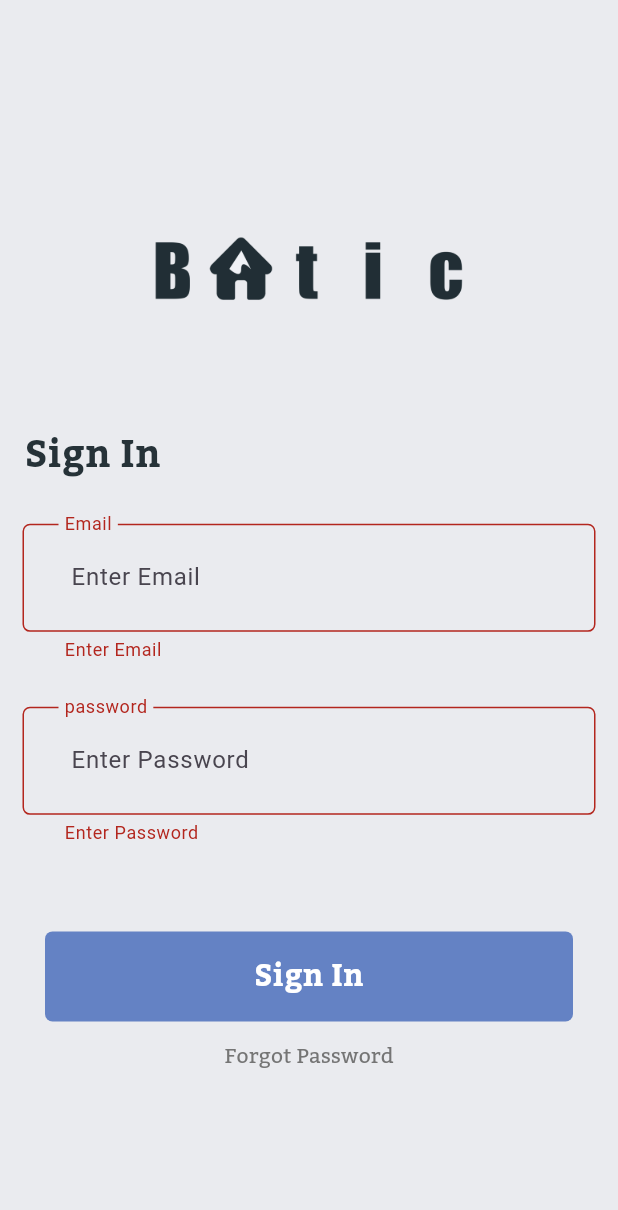
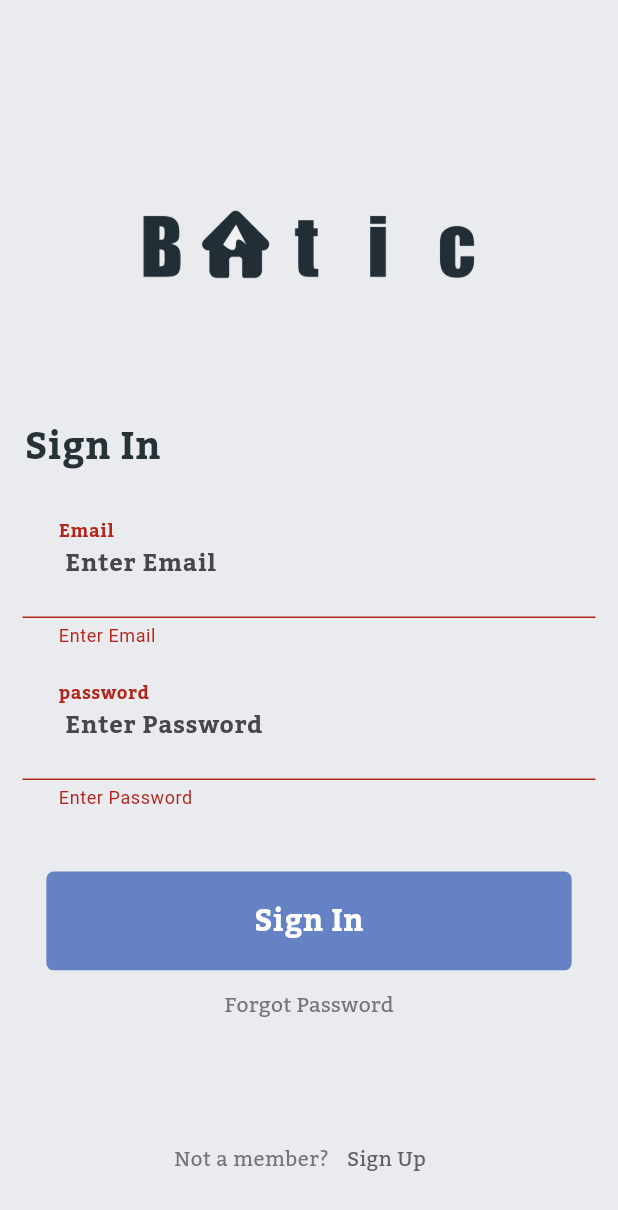
Before and after one commit to eylem2002/Real-Estate-Home-App, a Flutter app: the screen it shows after launch, after a tap on "Sign In", on a phone screen of 412 x 824 dp. Shown: the top 1210 px of the screen. Run offline on Flutter 3.47's test engine with Material 3 defaults, Android fonts, the phone set to English and light mode, and no system bars.

Commit message:
Edit all

```diff
--- /dev/null
+++ b/lib/core/constant/login_controller.dart
@@ -0,0 +1,27 @@
+import 'package:flutter/material.dart';
+
+class TextController{
+
+  TextEditingController _controllerEmail = TextEditingController();
+  TextEditingController _controllerPass = TextEditingController();
+  GlobalKey<FormState>_formField = GlobalKey<FormState>();
+
+
+  TextEditingController get controllerEmail => _controllerEmail;
+
+  TextEditingController get controllerPass => _controllerPass;
+
+  GlobalKey<FormState> get formField => _formField;
+
+  set formField(value) {
+    _formField = value;
+  }
+
+  set controllerPass(TextEditingController value) {
+    _controllerPass = value;
+  }
+
+  set controllerEmail(TextEditingController value) {
+    _controllerEmail = value;
+  }
+}
--- a/lib/main.dart
+++ b/lib/main.dart
@@ -15,9 +15,10 @@ class MyApp extends StatelessWidget {
     return MaterialApp(
        debugShowCheckedModeBanner: false,
       theme: ThemeData(
-
-
-        primarySwatch: Colors.blueGrey,
+        textTheme: const TextTheme(
+          bodyLarge: TextStyle(fontFamily: 'Kadwa',fontWeight: FontWeight.bold),
+          bodyMedium: TextStyle(fontFamily: 'Kadwa')
+        )
       ),
       home: const SplashScreen(),
 
--- a/lib/view/screen/signin.dart
+++ b/lib/view/screen/signin.dart
@@ -1,8 +1,9 @@
 import 'package:flutter/material.dart';
 import 'package:new_batic/core/constant/imageAsses.dart';
-
 import 'package:new_batic/view/screen/Home.dart';
 import 'package:new_batic/view/widget/compoents/defaultFormField.dart';
+import '../../core/constant/login_controller.dart';
+import 'signup_screen.dart';
 
 class LogIN extends StatefulWidget {
   const LogIN({super.key});
@@ -11,20 +12,13 @@ class LogIN extends StatefulWidget {
   State<LogIN> createState() => _LogINState();
 }
 
-
-
 class _LogINState extends State<LogIN> {
 
 
- final TextEditingController _controller =TextEditingController();
-  final TextEditingController _controller_pass =TextEditingController();
+  bool? isChecked = false;
+  bool passToggle = true;
+  TextController textController = TextController();
 
-  final _formField = GlobalKey<FormState>();
-
-  bool? isChecked = false;
-  final emailController = TextEditingController();
-  final passController = TextEditingController();
-  bool passToggle = true;
   @override
   Widget build(BuildContext context) {
     return Scaffold(
@@ -32,25 +26,27 @@ class _LogINState extends State<LogIN> {
       body: SingleChildScrollView(
         child: Container(
           padding: const EdgeInsets.only(top: 75),
+          height: widthNHeight0(context, 0),
           child: Form(
-              key: _formField,
+              key: textController.formField,
               child: Column(
                   crossAxisAlignment: CrossAxisAlignment.center,
-                //  mainAxisAlignment: MainAxisAlignment.end,
+                  mainAxisAlignment: MainAxisAlignment.spaceAround,
                   children: [
-
-                  Column(
+                    SizedBox(
+                      width: widthNHeight0(context, 1)*0.55,
+                      height: widthNHeight0(context, 0)*0.15,
+                      child: Image.asset(ImageAsses.logo),
+                    ),
+                    SizedBox(
+                      height: widthNHeight0(context, 0)*0.3,
+                      child: Column(
+                        mainAxisAlignment: MainAxisAlignment.spaceBetween,
                         children: [
                           Container(
-                      width: 210,
-                      height: 210,
-                    child: Image.asset(ImageAsses.logo),
-                    ),
-
-                    Container(
                             margin: EdgeInsets.only(
-                            right: MediaQuery.of(context).size.width * 0.70,
-                            bottom: MediaQuery.of(context).size.height * 0.01),
+                                right: widthNHeight0(context, 1) * 0.70,
+                                bottom:widthNHeight0(context, 0) * 0.01),
                             child: const Text(
                               "Sign In",
                               style: TextStyle(
@@ -61,16 +57,13 @@ class _LogINState extends State<LogIN> {
                             ),
                           ),
 
-                    Container(
-                      height: 20,
-                    ),
-
-                     TextFormFieldWidget(passToggle: false,passController: _controller,label_text: 'Email',validat:  (value) {
+                          TextFormFieldWidget(
+                              passToggle: false,
+                              passController: textController.controllerEmail,
+                              label_text: 'Email',
+                              validat: (value) {
                                 if (value!.isEmpty) {
                                   return "Enter Email";
-
-
-
                                 }
                                 bool emailValid = RegExp(
                                         r"^[a-zA-Z0-9.a-zA-Z0-9.1#$&'*+-/=?^_ {|}~]+@[a-zA-Z0-9]+\.[a-zA-Z]+")
@@ -79,44 +72,36 @@ class _LogINState extends State<LogIN> {
                                   return "Enter valid Email";
                                 }
                                 return null;
+                              },
+                              str: " Enter Email"),
+
+                          TextFormFieldWidget(
+                              passToggle: true,
+                              passController: textController.controllerPass,
+                              label_text: 'password',
+                              validat: (value) {
+                                if (value!.isEmpty) {
+                                  return "Enter Password";
+                                } else if (value.length < 6) {
+                                  return "Password length should be more than 6 characters";
+                                } else {
+                                  return null;
                                 }
-                    ,str: " Enter Email"),
-
-                    Container(
-                      height: 30,
+                              },
+                              str: " Enter Password")
+                        ],
+                      ),
                     ),
 
-
-                    TextFormFieldWidget(passToggle: true,passController: _controller_pass,label_text: 'password',validat:
-                      (value) {
-
-                       if(value!.isEmpty){
-                        return "Enter Password";
-                       }else if(value.length<6){
-                                              return "Password length should be more than 6 characters";
-
-                       }else{
-                        return null;
-                       }
-
-
-
-                      }
-                    ,str: " Enter Password")
-                    ],
-                  ),
-                  SizedBox(height: widthNHeight0(context, 0)*0.07,),
                     Column(
                       children: [
-                       Container(
-                      padding: const EdgeInsets.only(left: 30, right: 30),
-                      height: 60,
+                        SizedBox(
+                          width: widthNHeight0(context, 1)*0.85,
                           child: InkWell(
                             onTap: () {
-                          if (_formField.currentState!.validate()) {
-                            print("Success");
-                            emailController.clear();
-                            passController.clear();
+                              if (textController.formField.currentState!.validate()) {
+                                textController.controllerEmail.clear();
+                                textController.controllerPass.clear();
                                 Navigator.push(
                                     context,
                                     MaterialPageRoute(
@@ -124,8 +109,9 @@ class _LogINState extends State<LogIN> {
                               }
                             },
                             child: Container(
-                         // height: MediaQuery.of(context).size.width * .40,
-                        width: widthNHeight0(context, 0)*0.7, //////////////////edit the width
+                              height: widthNHeight0(context, 0) * .08,
+                              width: widthNHeight0(context, 0) * 0.7,
+                              //////////////////edit the width
                               decoration: BoxDecoration(
                                   color: const Color(0xff6482C4),
                                   borderRadius: BorderRadius.circular(5)),
@@ -152,28 +138,34 @@ class _LogINState extends State<LogIN> {
                                   child: Text(
                                     "Forgot Password",
                                     style: TextStyle(
-                                    color: Colors.grey[600], fontFamily: 'Kadwa'),
+                                        color: Colors.grey[600],
+                                        fontFamily: 'Kadwa'),
                                   ))
                             ],
                           ),
                         ),
                       ],
                     ),
-                    Container(
-                      height: MediaQuery.of(context).size.width * .20,
-                    ),
+
                     Row(
                       mainAxisAlignment: MainAxisAlignment.center,
                       children: [
                         Text(
                           "Not a member?",
                           style: TextStyle(
-                              fontSize: MediaQuery.of(context).size.width * .033,
+                              fontSize:
+                                  MediaQuery.of(context).size.width * .033,
                               fontFamily: 'Kadwa',
                               color: Colors.grey[600]),
                         ),
                         TextButton(
-                            onPressed: () {},
+                            onPressed: () {
+                              Navigator.push(
+                                  context,
+                                  MaterialPageRoute(
+                                    builder: (context) => const SingUpScreen(),
+                                  ));
+                            },
                             child: Text(
                               "Sign Up",
                               style: TextStyle(
@@ -191,13 +183,10 @@ class _LogINState extends State<LogIN> {
   }
 }
 
-
-double widthNHeight0(BuildContext context,int number){
-
-  if(number == 0){
+double widthNHeight0(BuildContext context, int number) {
+  if (number == 0) {
     return MediaQuery.of(context).size.height;
-  }else{
+  } else {
     return MediaQuery.of(context).size.width;
   }
-
 }
--- a/lib/view/widget/compoents/defaultFormField.dart
+++ b/lib/view/widget/compoents/defaultFormField.dart
@@ -2,7 +2,6 @@ import 'package:flutter/material.dart';
 import 'package:new_batic/view/screen/signin.dart';
 
 class TextFormFieldWidget extends StatelessWidget {
-
   final bool passToggle;
   final String label_text;
   final TextEditingController passController;
@@ -16,45 +15,37 @@ class TextFormFieldWidget extends StatelessWidget {
     required this.label_text,
     required this.validat,
     required this.str,
-
-
-
-
   });
 
   @override
   Widget build(BuildContext context) {
-
     return Padding(
       padding: const EdgeInsets.only(left: 15, right: 15),
       child: SizedBox(
-
-
           child: TextFormField(
-
         keyboardType: TextInputType.emailAddress,
         obscureText: passToggle,
         controller: passController,
         decoration: InputDecoration(
-                        labelText:label_text,
-                        border: OutlineInputBorder(
-                          borderRadius: BorderRadius.circular(5),
+          focusedBorder: OutlineInputBorder(
+              borderSide:
+                  BorderSide(color: const Color(0xff6482c4).withOpacity(0.8),
+                      width: 2),
+          borderRadius: const BorderRadius.all(Radius.circular(10))),
+          enabledBorder: OutlineInputBorder(
+              borderSide: BorderSide(
+                color: const Color(0xff6482c4).withOpacity(0.8),
+                width: 2,
               ),
+              borderRadius: const BorderRadius.all(Radius.circular(10))),
+          labelText: label_text,
           contentPadding: const EdgeInsets.all(24),
           isDense: true,
           hintText: str,
           floatingLabelBehavior: FloatingLabelBehavior.always,
-
         ),
         validator: validat,
-                    )
-
-
-              ),
+      )),
     );
-
-
-
-
   }
 }
```
Also changed, not shown: lib/components.dart (deleted, +0 -71 lines), lib/signup_screen.dart (deleted, +0 -134 lines), lib/view/screen/signup_screen.dart (added, +162 -0 lines). Lines whose indentation alone changed are shown as unchanged.
